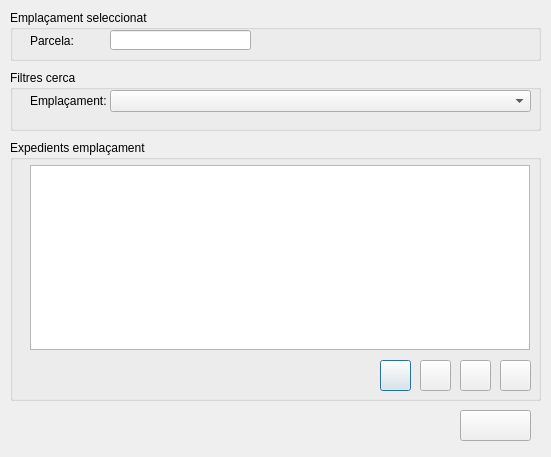
daviderill/expedients, file src/main.ui: the form before one commit.
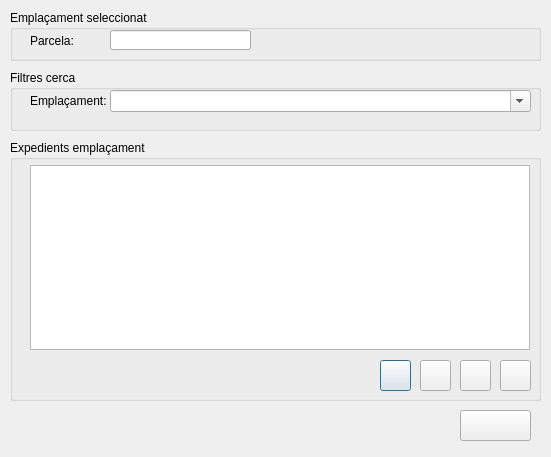
The form after the commit. Icons and pictures are not drawn.

The edit to the form file:
```diff
--- a/src/main.ui
+++ b/src/main.ui
@@ -244,6 +244,9 @@
       <height>22</height>
      </rect>
     </property>
+    <property name="editable">
+     <bool>true</bool>
+    </property>
    </widget>
    <widget class="QLabel" name="lblRef_3">
     <property name="geometry">
```
